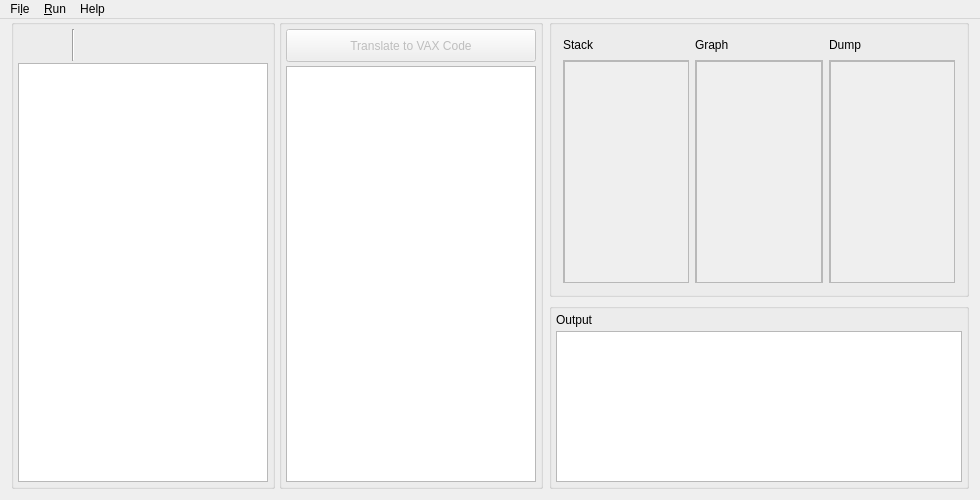
tileMatf/salira, file src/Salira/mainwindow.ui: the form before one commit.
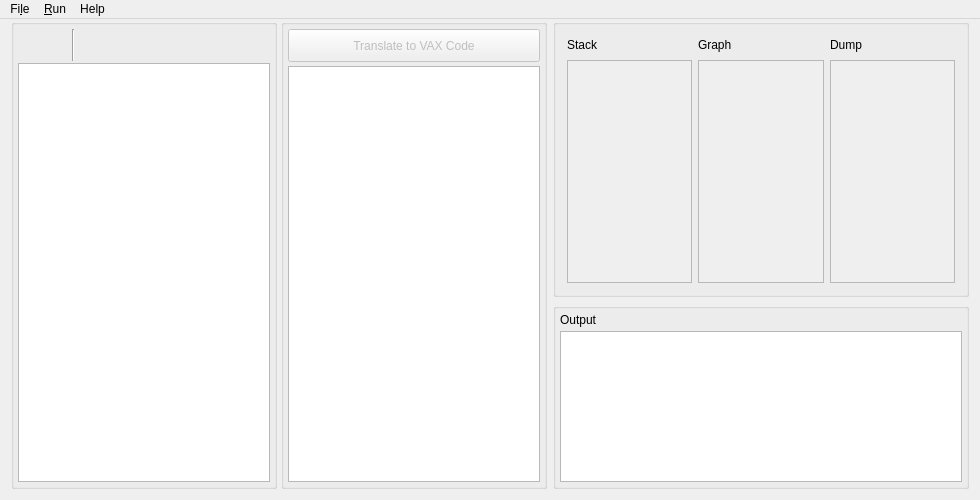
The form after the commit. Icons and pictures are not drawn.

Commit message: Popravljen stack, graph i dump u GUI-ju prilikom resize; Stavljeni uslovi da kodovi  moraju pocinjati sa BEGIN i zavrsavati se sa END posle to treba odkomentarisati

Diff of the .ui file:
```diff
--- a/src/Salira/mainwindow.ui
+++ b/src/Salira/mainwindow.ui
@@ -358,6 +358,18 @@
      <layout class="QVBoxLayout" name="verticalLayout_2" stretch="6,4">
       <item>
        <widget class="QGroupBox" name="groupBox_3">
+        <property name="minimumSize">
+         <size>
+          <width>416</width>
+          <height>0</height>
+         </size>
+        </property>
+        <property name="maximumSize">
+         <size>
+          <width>600</width>
+          <height>16777215</height>
+         </size>
+        </property>
         <property name="alignment">
          <set>Qt::AlignLeading|Qt::AlignLeft|Qt::AlignTop</set>
         </property>
@@ -402,9 +414,9 @@
             <enum>QAbstractScrollArea::AdjustToContents</enum>
            </property>
            <property name="widgetResizable">
-            <bool>false</bool>
+            <bool>true</bool>
            </property>
-           <widget class="QWidget" name="scrollAreaWidgetContents">
+           <widget class="QWidget" name="frameStack">
             <property name="geometry">
              <rect>
               <x>0</x>
@@ -412,33 +424,6 @@
               <width>125</width>
               <height>230</height>
              </rect>
-            </property>
-            <layout class="QVBoxLayout" name="verticalLayout_6">
-             <property name="leftMargin">
-              <number>0</number>
-             </property>
-             <property name="topMargin">
-              <number>0</number>
-             </property>
-             <property name="rightMargin">
-              <number>0</number>
-             </property>
-             <property name="bottomMargin">
-              <number>0</number>
-             </property>
-             <item>
-              <widget class="QFrame" name="frameStack">
-               <property name="sizePolicy">
-                <sizepolicy hsizetype="Preferred" vsizetype="Preferred">
-                 <horstretch>0</horstretch>
-                 <verstretch>0</verstretch>
-                </sizepolicy>
-               </property>
-               <property name="frameShape">
-                <enum>QFrame::StyledPanel</enum>
-               </property>
-               <property name="frameShadow">
-                <enum>QFrame::Raised</enum>
                </property>
                <layout class="QVBoxLayout" name="verticalLayout_3">
                 <property name="spacing">
@@ -458,9 +443,6 @@
                 </property>
                </layout>
               </widget>
-             </item>
-            </layout>
-           </widget>
           </widget>
          </item>
          <item row="0" column="3">
@@ -497,9 +479,9 @@
             <enum>QAbstractScrollArea::AdjustToContents</enum>
            </property>
            <property name="widgetResizable">
-            <bool>false</bool>
+            <bool>true</bool>
            </property>
-           <widget class="QWidget" name="scrollAreaWidgetContents_2">
+           <widget class="QWidget" name="frameGraph">
             <property name="geometry">
              <rect>
               <x>0</x>
@@ -508,36 +490,6 @@
               <height>230</height>
              </rect>
             </property>
-            <layout class="QVBoxLayout" name="verticalLayout_7">
-             <property name="spacing">
-              <number>0</number>
-             </property>
-             <property name="leftMargin">
-              <number>0</number>
-             </property>
-             <property name="topMargin">
-              <number>0</number>
-             </property>
-             <property name="rightMargin">
-              <number>0</number>
-             </property>
-             <property name="bottomMargin">
-              <number>0</number>
-             </property>
-             <item>
-              <widget class="QFrame" name="frameGraph">
-               <property name="sizePolicy">
-                <sizepolicy hsizetype="Preferred" vsizetype="Preferred">
-                 <horstretch>0</horstretch>
-                 <verstretch>0</verstretch>
-                </sizepolicy>
-               </property>
-               <property name="frameShape">
-                <enum>QFrame::StyledPanel</enum>
-               </property>
-               <property name="frameShadow">
-                <enum>QFrame::Raised</enum>
-               </property>
                <layout class="QVBoxLayout" name="verticalLayout_4">
                 <property name="spacing">
                  <number>1</number>
@@ -556,9 +508,6 @@
                 </property>
                </layout>
               </widget>
-             </item>
-            </layout>
-           </widget>
           </widget>
          </item>
          <item row="0" column="5">
@@ -595,9 +544,9 @@
             <enum>QAbstractScrollArea::AdjustToContents</enum>
            </property>
            <property name="widgetResizable">
-            <bool>false</bool>
+            <bool>true</bool>
            </property>
-           <widget class="QWidget" name="scrollAreaWidgetContents_3">
+           <widget class="QWidget" name="frameDump">
             <property name="geometry">
              <rect>
               <x>0</x>
@@ -605,36 +554,6 @@
               <width>125</width>
               <height>230</height>
              </rect>
-            </property>
-            <layout class="QVBoxLayout" name="verticalLayout_8">
-             <property name="spacing">
-              <number>0</number>
-             </property>
-             <property name="leftMargin">
-              <number>0</number>
-             </property>
-             <property name="topMargin">
-              <number>0</number>
-             </property>
-             <property name="rightMargin">
-              <number>0</number>
-             </property>
-             <property name="bottomMargin">
-              <number>0</number>
-             </property>
-             <item>
-              <widget class="QFrame" name="frameDump">
-               <property name="sizePolicy">
-                <sizepolicy hsizetype="Preferred" vsizetype="Preferred">
-                 <horstretch>0</horstretch>
-                 <verstretch>0</verstretch>
-                </sizepolicy>
-               </property>
-               <property name="frameShape">
-                <enum>QFrame::StyledPanel</enum>
-               </property>
-               <property name="frameShadow">
-                <enum>QFrame::Raised</enum>
                </property>
                <layout class="QVBoxLayout" name="verticalLayout_5">
                 <property name="spacing">
@@ -654,9 +573,6 @@
                 </property>
                </layout>
               </widget>
-             </item>
-            </layout>
-           </widget>
           </widget>
          </item>
         </layout>
@@ -670,6 +586,18 @@
           <verstretch>0</verstretch>
          </sizepolicy>
         </property>
+        <property name="minimumSize">
+         <size>
+          <width>416</width>
+          <height>0</height>
+         </size>
+        </property>
+        <property name="maximumSize">
+         <size>
+          <width>600</width>
+          <height>16777215</height>
+         </size>
+        </property>
         <layout class="QGridLayout" name="gridLayout_4">
          <property name="leftMargin">
           <number>4</number>
```
Left out of the diff: 6 changed lines with no effect on the pictures. Lines whose indentation alone changed are shown as unchanged. The commit also changes 2 other files.
